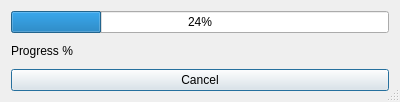
First picture: the form in dialogprogress.ui, repository Bratski/MP3PlayerWifi, before the edit.
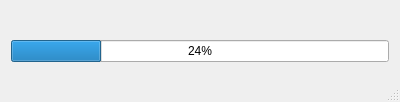
Second picture: the form after the edit. Icons and pictures are not drawn.

```diff
--- a/dialogprogress.ui
+++ b/dialogprogress.ui
@@ -26,25 +26,8 @@
        </property>
       </widget>
      </item>
-     <item>
-      <widget class="QLabel" name="labelProgress">
-       <property name="text">
-        <string>Progress %</string>
-       </property>
-      </widget>
-     </item>
     </layout>
    </item>
-   <item row="1" column="0">
-    <widget class="QPushButton" name="pushButtonCancel">
-     <property name="text">
-      <string>Cancel</string>
-     </property>
-     <property name="icon">
-      <iconset theme="QIcon::ThemeIcon::ProcessStop"/>
-     </property>
-    </widget>
-   </item>
   </layout>
  </widget>
  <resources/>
```
